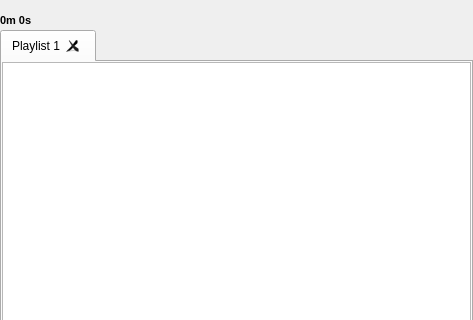
Above: branches/sayonara-885/src/GUI/playlist/GUI_Playlist.ui from shahid334/sayonara-player before the change; both pictures show x 0 to 473 and y 0 to 320 of the 473 by 514 pixel window. Below: the same form after it.
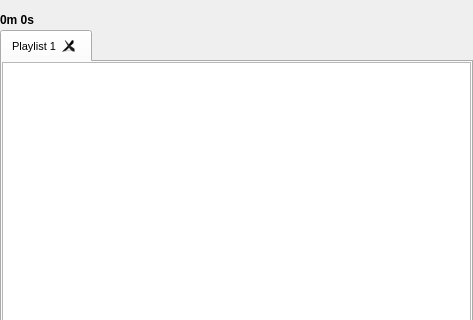
That is the form after the change. Icons and pictures are not drawn. Custom widgets are drawn as their Qt base class.

```diff
--- a/branches/sayonara-885/src/GUI/playlist/GUI_Playlist.ui
+++ b/branches/sayonara-885/src/GUI/playlist/GUI_Playlist.ui
@@ -31,6 +31,11 @@
     <height>16777215</height>
    </size>
   </property>
+  <property name="font">
+   <font>
+    <pointsize>8</pointsize>
+   </font>
+  </property>
   <property name="windowTitle">
    <string>Form</string>
   </property>
@@ -516,7 +521,7 @@
        </property>
        <property name="font">
         <font>
-         <pointsize>8</pointsize>
+         <pointsize>9</pointsize>
          <weight>75</weight>
          <bold>true</bold>
         </font>
```
Left out of the diff: 11 changed lines with no effect on the pictures.
